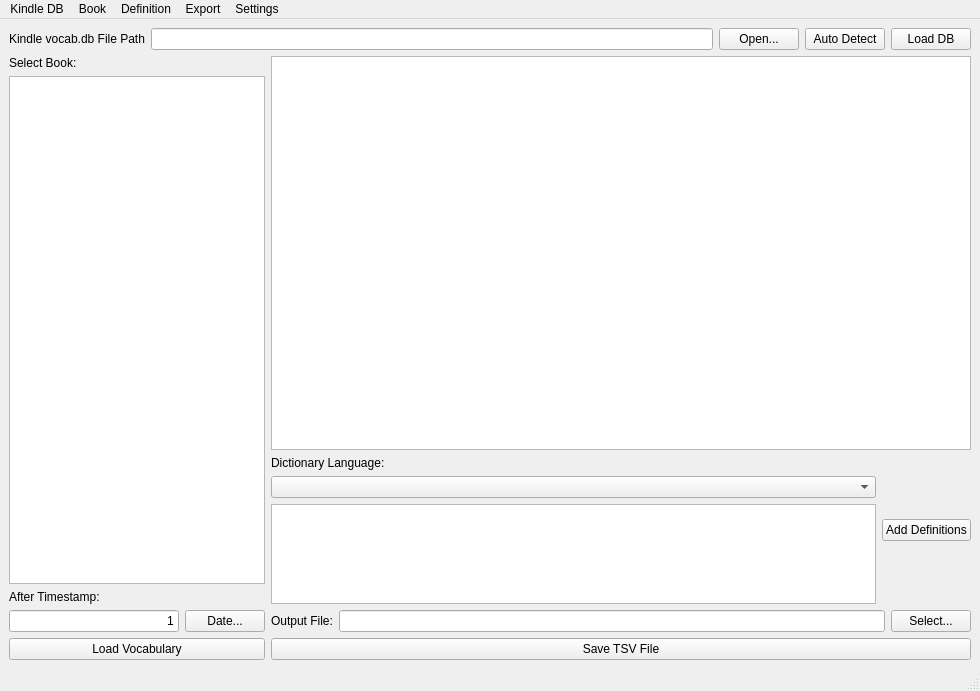
Qt form MainWindow.ui (mainlander/KindleVocabMate) before a commit.
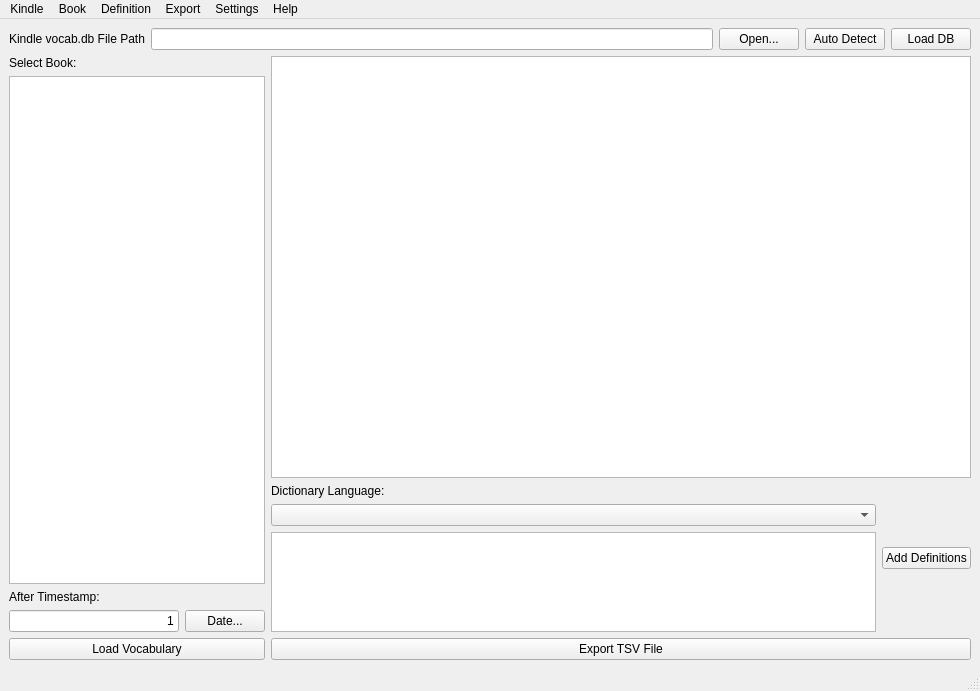
The same form after that commit.

Diff of the .ui file:
```diff
--- a/MainWindow.ui
+++ b/MainWindow.ui
@@ -186,30 +186,9 @@
          </layout>
         </item>
         <item>
-         <layout class="QHBoxLayout" name="horizontalLayout_3">
-          <item>
-           <widget class="QLabel" name="label_4">
-            <property name="text">
-             <string>Output File:</string>
-            </property>
-           </widget>
-          </item>
-          <item>
-           <widget class="QLineEdit" name="outputFileEdit"/>
-          </item>
-          <item>
-           <widget class="QPushButton" name="outputFileSelectButton">
-            <property name="text">
-             <string>Select...</string>
-            </property>
-           </widget>
-          </item>
-         </layout>
-        </item>
-        <item>
-         <widget class="QPushButton" name="saveTSVButton">
+         <widget class="QPushButton" name="exportTSVButton">
           <property name="text">
-           <string>Save TSV File</string>
+           <string>Export TSV File</string>
           </property>
          </widget>
         </item>
@@ -230,7 +209,7 @@
    </property>
    <widget class="QMenu" name="menuKindle_DB">
     <property name="title">
-     <string>Kindle DB</string>
+     <string>Kindle</string>
     </property>
     <addaction name="actionOpen_Vocab_DB"/>
     <addaction name="actionLoad_DB"/>
@@ -261,11 +240,18 @@
     </property>
     <addaction name="actionManage_Dictionaries"/>
    </widget>
+   <widget class="QMenu" name="menuHelp">
+    <property name="title">
+     <string>Help</string>
+    </property>
+    <addaction name="actionAbout"/>
+   </widget>
    <addaction name="menuKindle_DB"/>
    <addaction name="menuBook"/>
    <addaction name="menuDictionary"/>
    <addaction name="menuExport"/>
    <addaction name="menuSettings"/>
+   <addaction name="menuHelp"/>
   </widget>
   <widget class="QStatusBar" name="statusbar"/>
   <action name="actionOpen_Vocab_DB">
```
Left out of the diff: 19 changed lines with no effect on the pictures.
